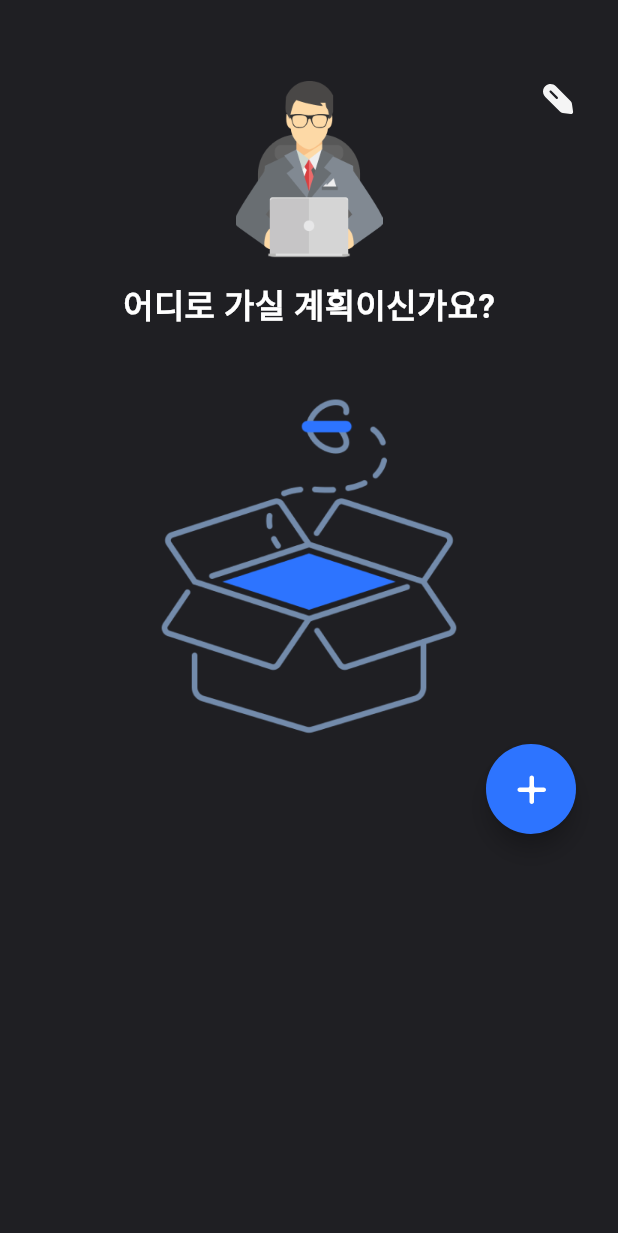
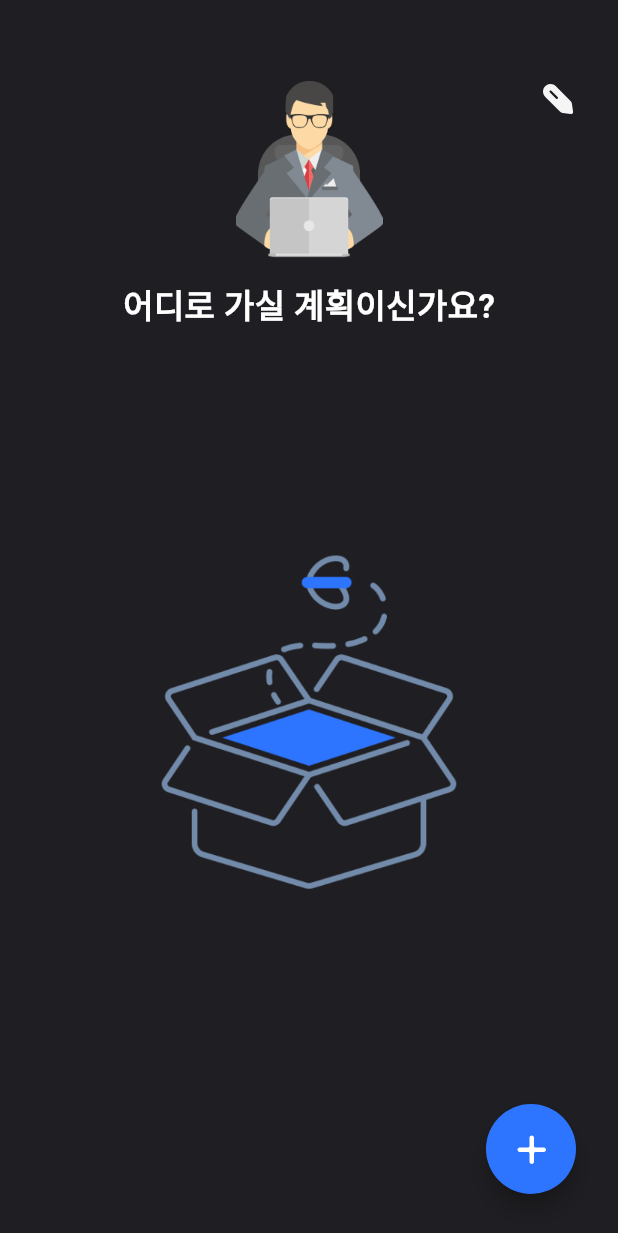
Before and after one commit to giovannijunseokim/secretary-kim, a Flutter app: the screen it shows after launch, on a phone screen of 412 x 824 dp. Shown: the top 1233 px of the screen. Run offline on Flutter 3.47's test engine with Material 3 defaults, Android fonts, the phone set to English and light mode, and no system bars; our stand-ins replace flutter_svg, hive, hive_flutter; accounts and stored records are empty; Roboto replaces fonts that are missing (Pretendard); project files that could hold a hidden picture were left out.

Commit message:
update empty screen

```diff
--- a/lib/ui/screens/home_screen.dart
+++ b/lib/ui/screens/home_screen.dart
@@ -63,8 +63,7 @@ class _HomeScreenState extends State<HomeScreen> {
               ),
             )
           else
-            Padding(
-              padding: const EdgeInsets.only(top: 32),
+            Expanded(
               child: Image.asset(
                 "${Path.image}img_empty.png",
                 width: 244,
```
